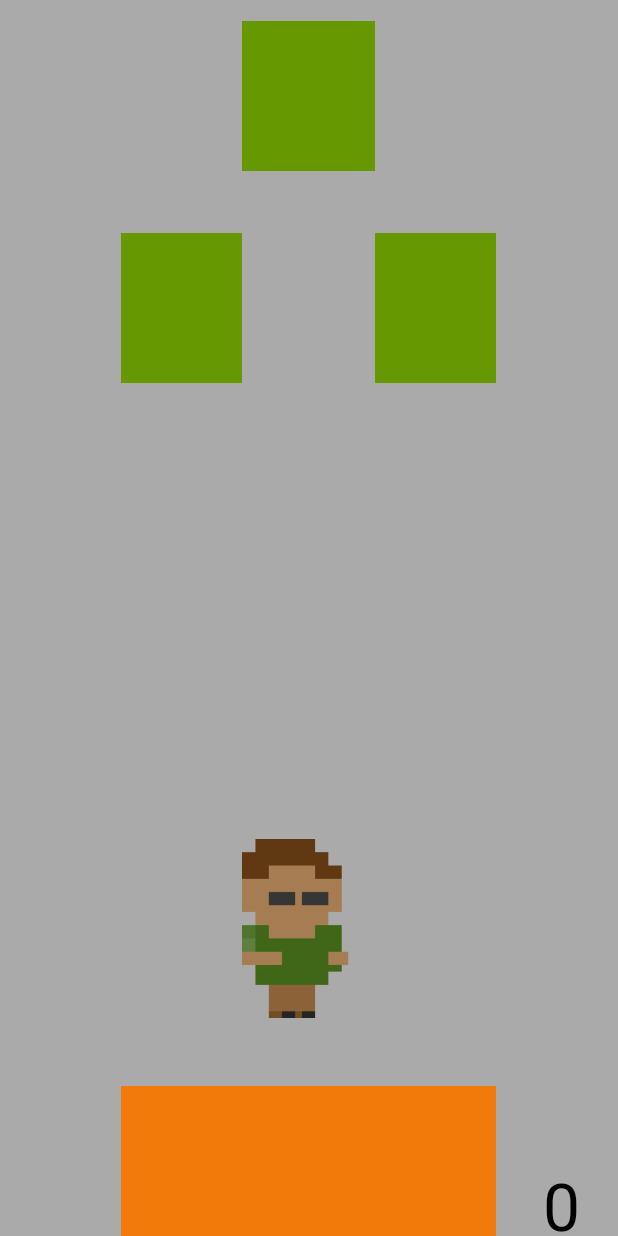
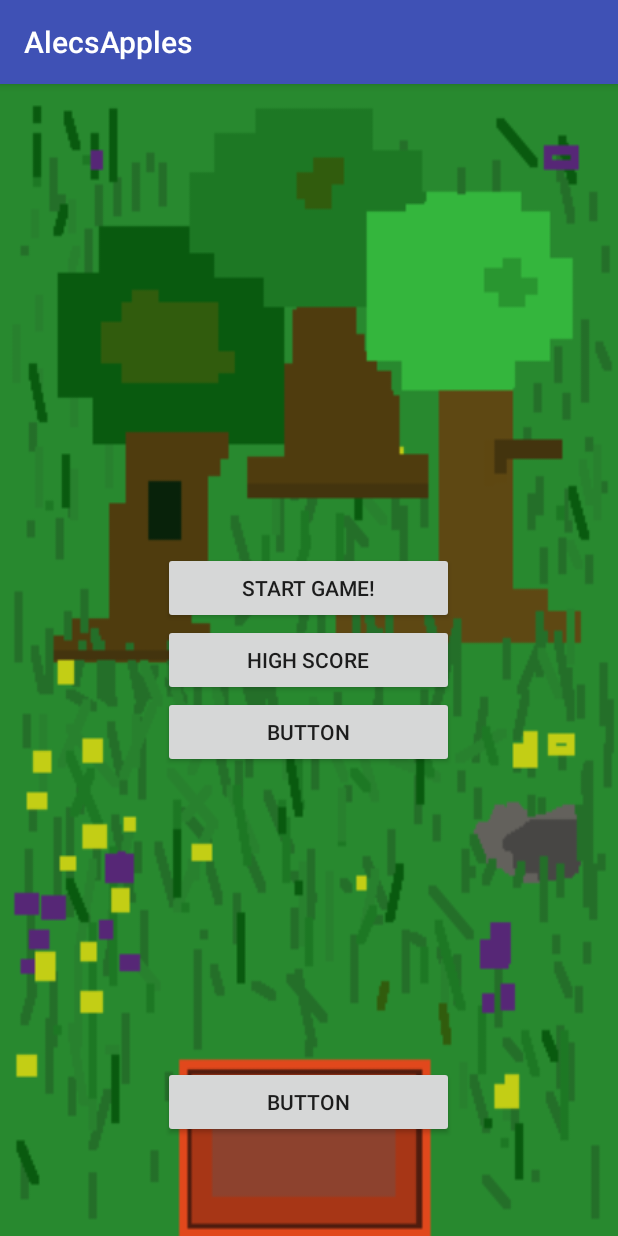
Before and after one commit to Venthread/alecapples, an Android app: the screen it shows after launch (MainActivity before the commit, SelectionActivity after it), on a phone screen of 412 x 824 dp. Run offline under Robolectric (Android 15) with nearby library versions, the phone set to English and light mode, and no system bars.

Commit message:
menu in place

```diff
--- /dev/null
+++ b/app/src/main/java/aj/vent/com/alecsapples/SelectionActivity.java
@@ -0,0 +1,48 @@
+package aj.vent.com.alecsapples;
+
+import android.content.Intent;
+import android.os.Bundle;
+import android.support.v7.app.AppCompatActivity;
+import android.view.View;
+import android.widget.Button;
+
+
+public class SelectionActivity extends AppCompatActivity {
+
+    public static final String MY_PREFS_NAME = "MyPrefsFile";
+
+
+    @Override
+    protected  void onCreate(Bundle savedInstanceState){
+        super.onCreate(savedInstanceState);
+        setContentView(R.layout.selection_menu);
+        makeStartButton();
+        makeScoreButton();
+    }
+
+    private void makeScoreButton() {
+        Button startButton = (Button) findViewById(R.id.button2);
+        startButton.setText("High Score");
+
+        startButton.setOnClickListener(new View.OnClickListener() {
+            @Override
+            public void onClick(View v) {
+                Intent intent = new Intent(getBaseContext(), ScoreActivity.class);
+                startActivity(intent);
+            }
+        });
+    }
+
+    private void makeStartButton() {
+        Button startButton = (Button) findViewById(R.id.button1);
+        startButton.setText("Start Game!");
+
+        startButton.setOnClickListener(new View.OnClickListener() {
+            @Override
+            public void onClick(View v) {
+                Intent intent = new Intent(getBaseContext(), MainActivity.class);
+                startActivity(intent);
+            }
+        });
+    }
+}
--- a/app/src/main/res/layout/activity_main.xml
+++ b/app/src/main/res/layout/activity_main.xml
@@ -3,50 +3,30 @@
     xmlns:tools="http://schemas.android.com/tools"
     android:layout_width="match_parent"
     android:layout_height="match_parent"
-    android:background="@android:color/darker_gray"
+    android:background="@drawable/field3"
     tools:context="aj.vent.com.alecsapples.MainActivity">
 
 
+    <TextView
+        android:layout_width="50dp"
+        android:layout_height="50dp"
+        android:id="@+id/timer"
+        android:textSize="30sp"
+        android:textColor="@android:color/black"
+        android:layout_alignParentTop="true"
+        android:layout_alignParentLeft="true"
+        android:layout_alignParentStart="true"
+        android:layout_toLeftOf="@+id/botBox"
+        android:layout_toStartOf="@+id/botBox" />
+
     <ImageView
-        android:layout_width="250dp"
+        android:layout_width="120dp"
         android:layout_height="100dp"
-        android:background="?android:attr/colorFocusedHighlight"
+        android:background="@drawable/basket"
+        android:id="@+id/botBox"
         android:layout_alignParentBottom="true"
         android:layout_centerHorizontal="true"
-        android:id="@+id/botBox" />
-
-    <ImageView
-        android:layout_width="250dp"
-        android:layout_height="100dp"
-        android:background="@android:color/holo_green_dark"
-        android:id="@+id/tree2"
-        android:layout_marginTop="14dp"
-        android:layout_alignParentTop="true"
-        android:layout_alignRight="@+id/alecView"
-        android:layout_alignEnd="@+id/alecView"
-        android:layout_toRightOf="@+id/tree1"
-        android:layout_toEndOf="@+id/tree1" />
-
-    <ImageView
-        android:layout_width="250dp"
-        android:layout_height="100dp"
-        android:background="@android:color/holo_green_dark"
-        android:id="@+id/tree3"
-        android:layout_below="@+id/tree2"
-        android:layout_marginTop="41dp"
-        android:layout_toRightOf="@+id/tree2"
-        android:layout_alignRight="@+id/botBox"
-        android:layout_alignEnd="@+id/botBox" />
-
-    <ImageView
-        android:layout_width="250dp"
-        android:layout_height="100dp"
-        android:background="@android:color/holo_green_dark"
-        android:id="@+id/tree1"
-        android:layout_alignTop="@+id/tree3"
-        android:layout_toLeftOf="@+id/alecView"
-        android:layout_alignLeft="@+id/botBox"
-        android:layout_alignStart="@+id/botBox" />
+        android:layout_marginBottom="14dp" />
 
     <ImageView
         android:layout_width="wrap_content"
@@ -59,30 +39,71 @@
         android:src="@drawable/pixel_dude"
         android:contentDescription="@string/alec"
         android:layout_above="@+id/botBox"
-        android:layout_centerHorizontal="true"
-        android:layout_marginBottom="45dp" />
+        android:layout_alignRight="@+id/tree2"
+        android:layout_alignEnd="@+id/tree2" />
+
+    <ImageView
+        android:layout_width="100dp"
+        android:layout_height="70dp"
+        android:src="@drawable/apple3_small"
+        android:id="@+id/tree2"
+        android:layout_below="@+id/timer"
+        android:layout_centerHorizontal="true" />
+
+    <ImageView
+        android:layout_width="100dp"
+        android:layout_height="70dp"
+        android:src="@drawable/apple3_small"
+        android:id="@+id/tree1"
+        android:layout_below="@+id/tree2"
+        android:layout_toLeftOf="@+id/alecView"
+        android:layout_toStartOf="@+id/alecView" />
+
+    <ImageView
+        android:layout_width="70dp"
+        android:layout_height="70dp"
+        android:src="@drawable/apple2_small"
+        android:id="@+id/tree3"
+        android:layout_alignBottom="@+id/tree1"
+        android:layout_toRightOf="@+id/tree2"
+        android:layout_toEndOf="@+id/tree2"
+        android:layout_marginBottom="25dp" />
+
+
+    <TextView
+        android:layout_width="50dp"
+        android:layout_height="50dp"
+        android:id="@+id/appleCountBox"
+        android:textSize="25sp"
+        android:textColor="@android:color/black"
+        android:layout_alignParentBottom="true"
+        android:layout_toRightOf="@+id/botBox"
+        android:layout_marginLeft="23dp"
+        android:layout_marginStart="23dp"
+        android:layout_alignParentRight="true"
+        android:layout_alignParentEnd="true" />
 
     <TextView
         android:layout_width="50dp"
         android:layout_height="50dp"
         android:id="@+id/pointCountBox"
-        android:textSize="44sp"
+        android:textSize="25sp"
         android:textColor="@android:color/black"
         android:layout_alignParentBottom="true"
-        android:layout_alignLeft="@+id/botBox"
-        android:layout_alignStart="@+id/botBox"
-        android:layout_toLeftOf="@+id/alecView"
-        android:layout_toStartOf="@+id/alecView" />
+        android:layout_toLeftOf="@+id/botBox"
+        android:layout_marginRight="14dp"
+        android:layout_marginEnd="14dp"
+        android:layout_alignParentLeft="true"
+        android:layout_alignParentStart="true" />
 
-    <TextView
-        android:layout_width="50dp"
-        android:layout_height="50dp"
-        android:id="@+id/appleCountBox"
-        android:layout_alignParentBottom="true"
-        android:layout_alignParentRight="true"
-        android:layout_alignParentEnd="true"
-        android:textSize="44sp"
-        android:textColor="@android:color/black" />
+    <Button
+        android:text="Button"
+        android:layout_width="wrap_content"
+        android:layout_height="wrap_content"
+        android:id="@+id/button"
+        android:layout_marginBottom="17dp"
+        android:layout_above="@+id/alecView"
+        android:layout_centerHorizontal="true" />
 
 
 </RelativeLayout>
--- /dev/null
+++ b/app/src/main/res/layout/selection_menu.xml
@@ -0,0 +1,51 @@
+<?xml version="1.0" encoding="utf-8"?>
+<RelativeLayout xmlns:android="http://schemas.android.com/apk/res/android"
+    android:orientation="vertical"
+    android:layout_width="match_parent"
+    android:layout_height="match_parent"
+    android:background="@drawable/field3">
+
+    <Button
+        android:text="Button"
+        android:layout_width="wrap_content"
+        android:layout_height="wrap_content"
+        android:id="@+id/button2"
+        android:layout_centerVertical="true"
+        android:layout_alignRight="@+id/button1"
+        android:layout_alignEnd="@+id/button1"
+        android:layout_alignLeft="@+id/button1"
+        android:layout_alignStart="@+id/button1" />
+
+    <Button
+        android:text="Button"
+        android:layout_width="wrap_content"
+        android:layout_height="wrap_content"
+        android:id="@+id/button4"
+        android:layout_alignParentBottom="true"
+        android:layout_alignLeft="@+id/button2"
+        android:layout_alignStart="@+id/button2"
+        android:layout_marginBottom="65dp"
+        android:layout_alignRight="@+id/button3"
+        android:layout_alignEnd="@+id/button3" />
+
+    <Button
+        android:text="Button"
+        android:layout_width="wrap_content"
+        android:layout_height="wrap_content"
+        android:id="@+id/button3"
+        android:layout_below="@+id/button2"
+        android:layout_alignLeft="@+id/button2"
+        android:layout_alignStart="@+id/button2"
+        android:layout_alignRight="@+id/button2"
+        android:layout_alignEnd="@+id/button2" />
+
+    <Button
+        android:text="Button"
+        android:layout_width="194dp"
+        android:layout_height="wrap_content"
+        android:id="@+id/button1"
+        android:layout_above="@+id/button2"
+        android:layout_centerHorizontal="true" />
+
+
+</RelativeLayout>
```
Also changed, not shown: app/src/main/AndroidManifest.xml (+5 -2 lines), app/src/main/java/aj/vent/com/alecsapples/MainActivity.java (+109 -80 lines), app/src/main/java/aj/vent/com/alecsapples/ScoreActivity.java (added, +42 -0 lines), app/src/main/res/layout/score_list.xml (added, +26 -0 lines), app/src/main/res/drawable/alec_full.png (added), app/src/main/res/drawable/apple1_small.png (added), app/src/main/res/drawable/apple2_small.png (added), app/src/main/res/drawable/apple3_small.png (added), app/src/main/res/drawable/basket.png (added), app/src/main/res/drawable/field.png (added), app/src/main/res/drawable/field3.png (added).
